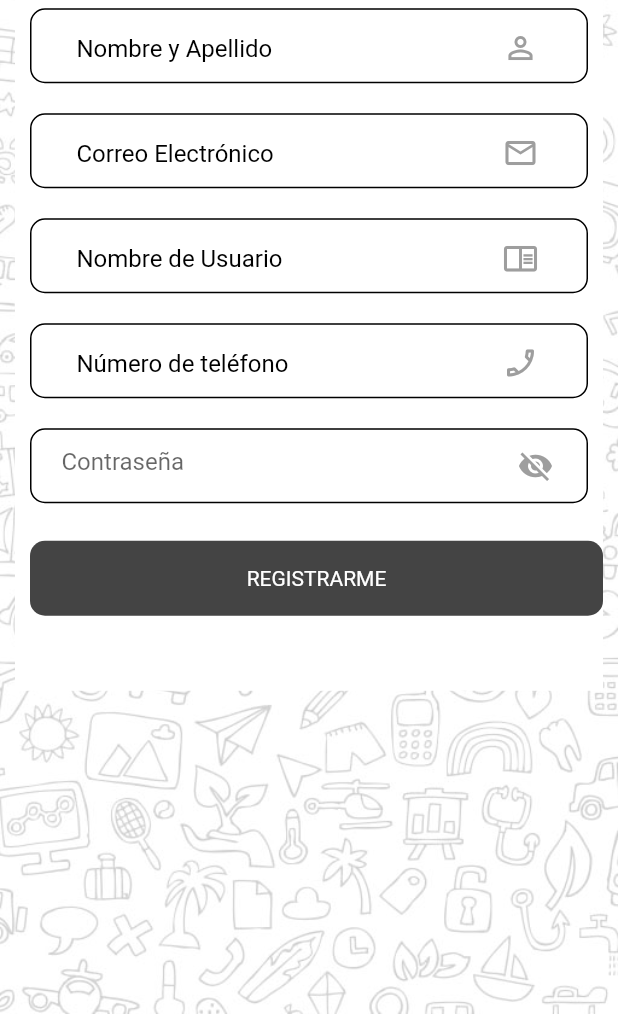
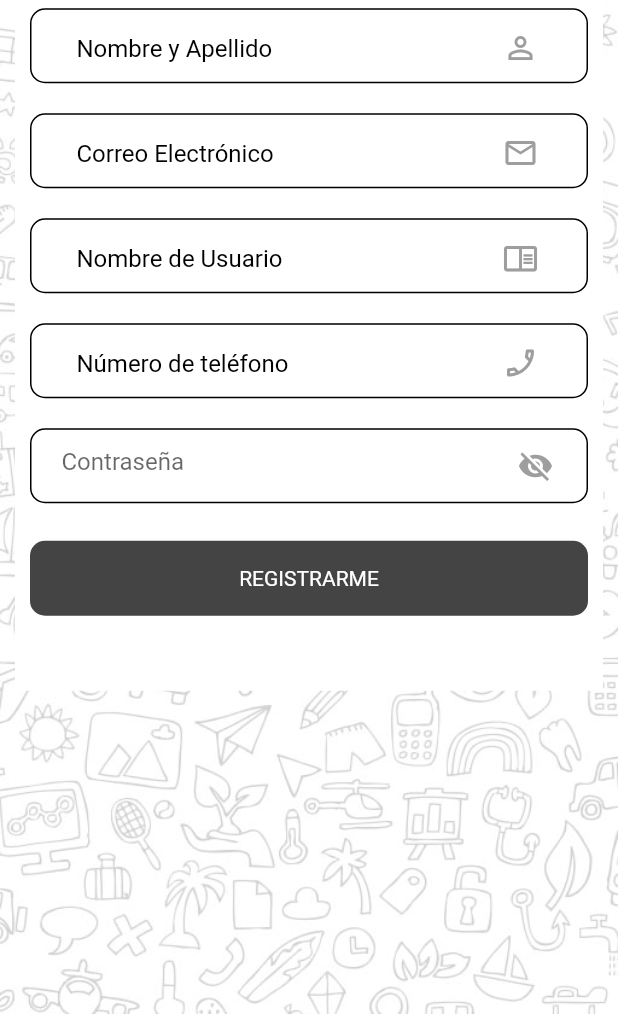
Before and after one commit to mauricioacosta3366999/camba, a Flutter app: the screen it shows after launch, after a tap on "REGISTRATE", on a phone screen of 412 x 824 dp, the part 222-1236 px from its top. Run offline on Flutter 3.47's test engine with Material 2 defaults, Android fonts, the phone set to English and light mode, and no system bars; our stand-ins replace carousel_slider, image_picker, shared_preferences; network calls fail.

Commit message:
Ajustes de la app

```diff
--- a/lib/Login/login.dart
+++ b/lib/Login/login.dart
@@ -136,7 +136,7 @@ class _LoginState extends State {
                                       builder: (context) => passRecover()));
                             },
                             child: Text(
-                              'Olvidaste tu contraseña?  Click Aquí',
+                              '¿ Olvidaste tu contraseña ?  Click Aquí',
                               style: TextStyle(
                                 decoration: TextDecoration.underline,
                               ),
@@ -150,15 +150,19 @@ class _LoginState extends State {
 
                                 if (passController.value.text.isNotEmpty ||
                                     emailController.value.text.isNotEmpty) {
-                                  var apiResponse =
-                                      await Consultas().login(email, pass);
-                                  SharedPreferences prefs =
-                                      await SharedPreferences.getInstance();
+                                  try {
+                                    var apiResponse =
+                                        await Consultas().login(email, pass);
+                                    SharedPreferences prefs =
+                                        await SharedPreferences.getInstance();
 
-                                  var userId = prefs.getInt('userId');
+                                    var userId = prefs.getInt('userId');
 
-                                  if (apiResponse['message'] ==
-                                      'Unauthorized') {
+                                    Navigator.push(context,
+                                        MaterialPageRoute(builder: (context) {
+                                      return Home();
+                                    }));
+                                  } catch (e) {
                                     final snackBar = SnackBar(
                                       backgroundColor: Colors.red,
                                       content: Text('Credenciales incorrectos'),
@@ -169,15 +173,7 @@ class _LoginState extends State {
                                     );
                                     ScaffoldMessenger.of(context)
                                         .showSnackBar(snackBar);
-                                    print(apiResponse);
-                                  } else {
-                                    print(apiResponse);
-                                    Navigator.push(context,
-                                        MaterialPageRoute(builder: (context) {
-                                      return Home();
-                                    }));
                                   }
-                                  print(' este es el id del user $userId');
                                 } else {
                                   final snackBar = SnackBar(
                                     backgroundColor: Colors.red,
@@ -193,7 +189,8 @@ class _LoginState extends State {
                               },
                               child: Container(
                                 alignment: Alignment.center,
-                                margin: EdgeInsets.only(left: 10, top: 20),
+                                margin: EdgeInsets.only(
+                                    left: 10, top: 20, right: 10),
                                 height: 50,
                                 decoration: BoxDecoration(
                                     borderRadius: BorderRadius.circular(10),
@@ -205,7 +202,7 @@ class _LoginState extends State {
                               )),
                           SizedBox(height: 50),
                           Text(
-                            'Sos nuevo?',
+                            '¿ Sos nuevo ?',
                             style: TextStyle(fontSize: 18),
                           ),
                           GestureDetector(
@@ -217,7 +214,8 @@ class _LoginState extends State {
                             },
                             child: Container(
                               alignment: Alignment.center,
-                              margin: EdgeInsets.only(left: 10, top: 5),
+                              margin: EdgeInsets.only(
+                                  left: 10, top: 5, right: 10, bottom: 5),
                               height: 50,
                               decoration: BoxDecoration(
                                   borderRadius: BorderRadius.circular(10),
@@ -241,7 +239,8 @@ class _LoginState extends State {
                             },
                             child: Container(
                               alignment: Alignment.center,
-                              margin: EdgeInsets.only(left: 10, top: 5),
+                              margin:
+                                  EdgeInsets.only(left: 10, top: 10, right: 10),
                               height: 50,
                               decoration: BoxDecoration(
                                   borderRadius: BorderRadius.circular(10),
--- a/lib/Login/register.dart
+++ b/lib/Login/register.dart
@@ -196,12 +196,13 @@ class _RegisterState extends State {
                                 var pass = passController.value.text.toString();
                                 var imagen = '';
                                 var apiResponse = await Consultas().register(
-                                    nombre,
-                                    email,
-                                    telefono,
-                                    userName,
-                                    pass,
-                                    imagen);
+                                  nombre,
+                                  email,
+                                  telefono,
+                                  userName,
+                                  pass,
+                                  imagen,
+                                );
 
                                 SharedPreferences prefs =
                                     await SharedPreferences.getInstance();
@@ -255,7 +256,7 @@ class _RegisterState extends State {
                               child: Container(
                                 alignment: Alignment.center,
                                 margin: EdgeInsets.only(
-                                    left: 10, bottom: 50, top: 25),
+                                    left: 10, right: 10, bottom: 50, top: 25),
                                 height: 50,
                                 decoration: BoxDecoration(
                                     borderRadius: BorderRadius.circular(10),
--- a/lib/Pages/cambaCreado.dart
+++ b/lib/Pages/cambaCreado.dart
@@ -126,7 +126,7 @@ class CambaCreadoState extends State<CambaCreado> {
                 style: TextStyle(fontSize: 20, fontWeight: FontWeight.bold),
               ),
               Text(
-                f.format(int.parse(widget.priceCamba)),
+                widget.priceCamba,
                 style: TextStyle(fontSize: 20, fontWeight: FontWeight.bold),
               ),
             ],
--- a/lib/Pages/cambaCreate.dart
+++ b/lib/Pages/cambaCreate.dart
@@ -125,7 +125,7 @@ class cambaCreateState extends State<cambaCreate> {
 
       final response = json.decode(res.body);
       print('esto es parte de la segunda llamada');
-      print(response.toString());
+      print(response);
 
       if (res.statusCode == 200) {
         uploadConvertAndUpload(response['id'].toString());
@@ -697,7 +697,7 @@ class cambaCreateState extends State<cambaCreate> {
                       await crearCanva2();
                       var titleCamba = titleController.value.text;
                       var descriptionCamba = descriptionController.value.text;
-                      var priceCamba = priceController.value.text.toString();
+                      var priceCamba = priceController.value.text;
                       List cambaImages = imagenes;
                       var cambaId = 0;
                       String propuesta = 'no';
@@ -789,7 +789,7 @@ class cambaCreateState extends State<cambaCreate> {
 }
 
 class ThousandsSeparatorInputFormatter extends TextInputFormatter {
-  static const separator = ','; // Change this to '.' for other locales
+  static const separator = '.'; // Change this to '.' for other locales
 
   @override
   TextEditingValue formatEditUpdate(
--- a/lib/Pages/sendProposal.dart
+++ b/lib/Pages/sendProposal.dart
@@ -73,7 +73,7 @@ class sendProposalState extends State<sendProposal> {
 
       print(newCamba);
 
-      print(response.toString());
+      print(response);
 
       if (res.statusCode == 200) {
         uploadConvertAndUpload(response['id'].toString());
```
Also changed, not shown: lib/Pages/categoryFilter.dart (+53 -63 lines), lib/Pages/chat.dart (+2 -5 lines), lib/Pages/misPropuestas.dart (+20 -11 lines).
